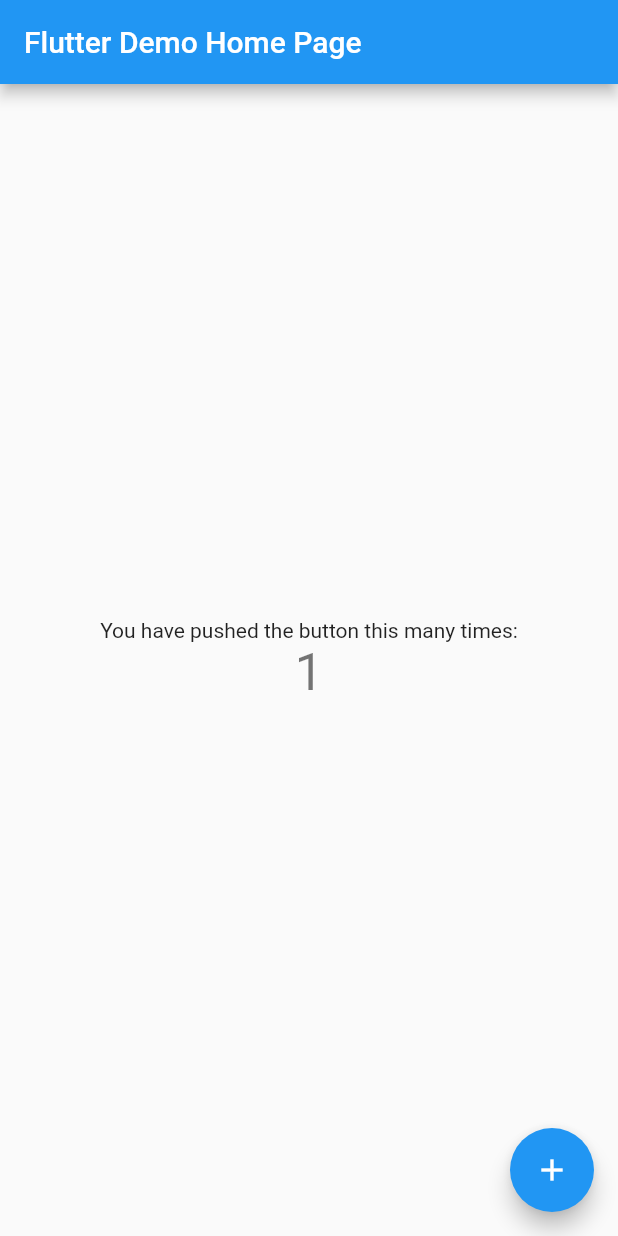
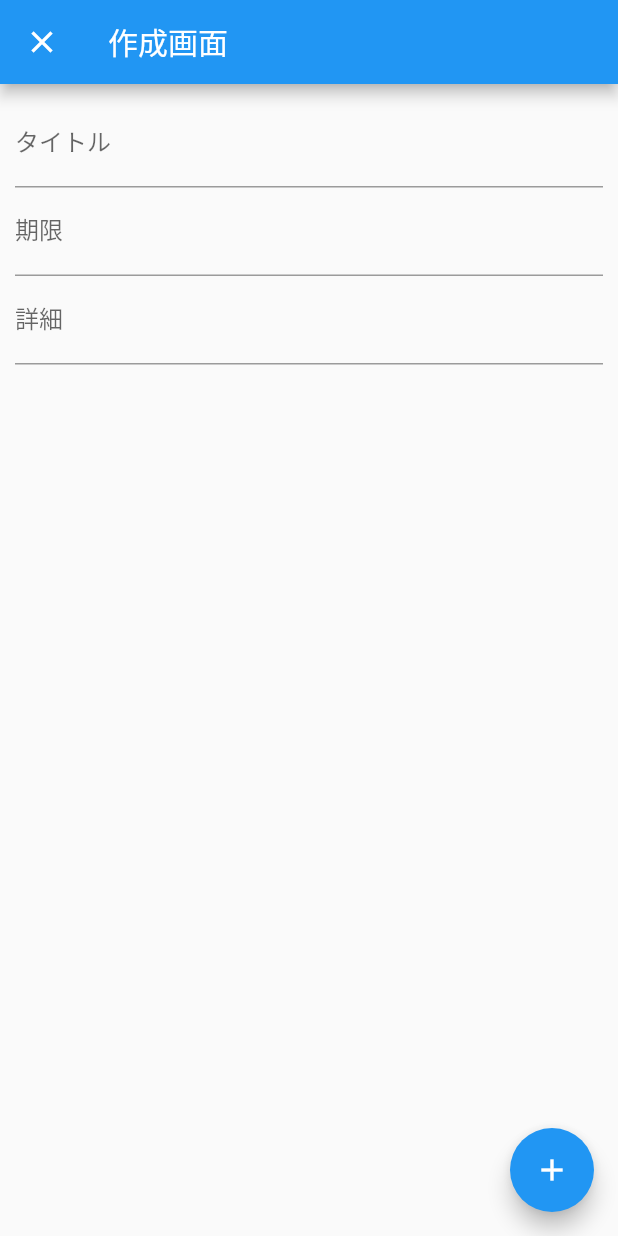
Before and after one commit to mdobashi0318/TodoList_Flutter, a Flutter app: the screen it shows after launch, after a tap on the "add" icon, on a phone screen of 412 x 824 dp. Run offline on Flutter 3.47's test engine with Material 2 defaults, Android fonts, the phone set to English and light mode, and no system bars.

Commit message:
画面作成

```diff
--- /dev/null
+++ b/lib/TodoList.dart
@@ -0,0 +1,76 @@
+import 'package:flutter/material.dart';
+
+import 'TodoDetailsScreen.dart';
+import 'TodoRegistrationScreen.dart';
+
+class TodoList extends StatefulWidget {
+  TodoList({Key key, this.todoModel}) : super(key: key);
+
+  final List<TodoModel> todoModel;
+
+  @override
+  _TodoList createState() => _TodoList();
+}
+
+class _TodoList extends State<TodoList> {
+  @override
+  Widget build(BuildContext context) {
+    return ListView.builder(
+      padding: EdgeInsets.all(10),
+      itemCount: widget.todoModel.length,
+      itemBuilder: (context, index) {
+        return Card(
+          child: _todoRow(
+            widget.todoModel[index].title,
+            widget.todoModel[index].date,
+            push,
+          ),
+        );
+      },
+    );
+  }
+
+  //
+  void push() {
+    setState(() {
+      Navigator.push(
+          context,
+          MaterialPageRoute(
+            builder: (context) => TodoDetailsScreen(),
+          ));
+    });
+  }
+}
+
+Widget _todoRow(
+  String title,
+  String date,
+  didTap,
+) {
+  return ListTile(
+    title: Container(
+      padding: EdgeInsets.all(8),
+      child: Row(
+        children: [
+          Column(
+            children: [
+              Text(title),
+              Text(date),
+            ],
+          ),
+        ],
+      ),
+    ),
+    onTap: () {
+      didTap();
+    },
+  );
+}
+
+class TodoModel {
+  final String title;
+  final String date;
+  final String detail;
+
+  TodoModel(this.title, this.date, this.detail);
+}
--- /dev/null
+++ b/lib/TodoRegistrationScreen.dart
@@ -0,0 +1,46 @@
+import 'package:flutter/material.dart';
+
+class TodoRegistrationScreen extends StatefulWidget {
+  TodoRegistrationScreen({Key key}) : super(key: key);
+
+  @override
+  _TodoRegistrationScreen createState() => _TodoRegistrationScreen();
+}
+
+class _TodoRegistrationScreen extends State<TodoRegistrationScreen> {
+  @override
+  Widget build(BuildContext context) {
+    return Scaffold(
+      appBar: AppBar(
+        title: Text("作成画面"),
+      ),
+      body: Container(
+        padding: EdgeInsets.all(10),
+        alignment: Alignment.centerLeft,
+        child: Column(
+          children: [
+            TextField(
+              obscureText: false,
+              decoration: InputDecoration(labelText: "タイトル"),
+            ),
+            TextField(
+              obscureText: true,
+              decoration: InputDecoration(labelText: "期限"),
+            ),
+            TextField(
+              obscureText: true,
+              decoration: InputDecoration(labelText: "詳細"),
+            ),
+          ],
+        ),
+      ),
+      floatingActionButton: FloatingActionButton(
+        child: Icon(Icons.add),
+        onPressed: () {
+          print("Todoを追加");
+          Navigator.of(context).pop();
+        },
+      ),
+    );
+  }
+}
--- a/lib/main.dart
+++ b/lib/main.dart
@@ -1,4 +1,6 @@
 import 'package:flutter/material.dart';
+import 'package:todolist/TodoList.dart';
+import 'package:todolist/TodoRegistrationScreen.dart';
 
 void main() {
   runApp(MyApp());
@@ -9,105 +11,46 @@ class MyApp extends StatelessWidget {
   @override
   Widget build(BuildContext context) {
     return MaterialApp(
-      title: 'Flutter Demo',
+      title: 'TodoList',
       theme: ThemeData(
-        // This is the theme of your application.
-        //
-        // Try running your application with "flutter run". You'll see the
-        // application has a blue toolbar. Then, without quitting the app, try
-        // changing the primarySwatch below to Colors.green and then invoke
-        // "hot reload" (press "r" in the console where you ran "flutter run",
-        // or simply save your changes to "hot reload" in a Flutter IDE).
-        // Notice that the counter didn't reset back to zero; the application
-        // is not restarted.
         primarySwatch: Colors.blue,
       ),
-      home: MyHomePage(title: 'Flutter Demo Home Page'),
+      home: MyHomePage(),
     );
   }
 }
 
 class MyHomePage extends StatefulWidget {
-  MyHomePage({Key key, this.title}) : super(key: key);
-
-  // This widget is the home page of your application. It is stateful, meaning
-  // that it has a State object (defined below) that contains fields that affect
-  // how it looks.
-
-  // This class is the configuration for the state. It holds the values (in this
-  // case the title) provided by the parent (in this case the App widget) and
-  // used by the build method of the State. Fields in a Widget subclass are
-  // always marked "final".
-
-  final String title;
+  MyHomePage({Key key}) : super(key: key);
 
   @override
   _MyHomePageState createState() => _MyHomePageState();
 }
 
 class _MyHomePageState extends State<MyHomePage> {
-  int _counter = 0;
-
-  void _incrementCounter() {
-    setState(() {
-      // This call to setState tells the Flutter framework that something has
-      // changed in this State, which causes it to rerun the build method below
-      // so that the display can reflect the updated values. If we changed
-      // _counter without calling setState(), then the build method would not be
-      // called again, and so nothing would appear to happen.
-      _counter++;
-    });
-  }
-
   @override
   Widget build(BuildContext context) {
-    // This method is rerun every time setState is called, for instance as done
-    // by the _incrementCounter method above.
-    //
-    // The Flutter framework has been optimized to make rerunning build methods
-    // fast, so that you can just rebuild anything that needs updating rather
-    // than having to individually change instances of widgets.
     return Scaffold(
       appBar: AppBar(
-        // Here we take the value from the MyHomePage object that was created by
-        // the App.build method, and use it to set our appbar title.
-        title: Text(widget.title),
+        title: Text("TodoList"),
       ),
-      body: Center(
-        // Center is a layout widget. It takes a single child and positions it
-        // in the middle of the parent.
-        child: Column(
-          // Column is also a layout widget. It takes a list of children and
-          // arranges them vertically. By default, it sizes itself to fit its
-          // children horizontally, and tries to be as tall as its parent.
-          //
-          // Invoke "debug painting" (press "p" in the console, choose the
-          // "Toggle Debug Paint" action from the Flutter Inspector in Android
-          // Studio, or the "Toggle Debug Paint" command in Visual Studio Code)
-          // to see the wireframe for each widget.
-          //
-          // Column has various properties to control how it sizes itself and
-          // how it positions its children. Here we use mainAxisAlignment to
-          // center the children vertically; the main axis here is the vertical
-          // axis because Columns are vertical (the cross axis would be
-          // horizontal).
-          mainAxisAlignment: MainAxisAlignment.center,
-          children: <Widget>[
-            Text(
-              'You have pushed the button this many times:',
-            ),
-            Text(
-              '$_counter',
-              style: Theme.of(context).textTheme.headline4,
-            ),
-          ],
-        ),
+      body: TodoList(
+        todoModel: [
+          TodoModel("title1", "date1", "detail1"),
+          TodoModel("title2", "date2", "detail2"),
+          TodoModel("title3", "date3", "detail3"),
+        ],
       ),
       floatingActionButton: FloatingActionButton(
-        onPressed: _incrementCounter,
-        tooltip: 'Increment',
         child: Icon(Icons.add),
-      ), // This trailing comma makes auto-formatting nicer for build methods.
+        onPressed: () {
+          Navigator.push(
+              context,
+              MaterialPageRoute(
+                  builder: (context) => TodoRegistrationScreen(),
+                  fullscreenDialog: true));
+        },
+      ),
     );
   }
 }
```
Also changed, not shown: lib/TodoDetailsScreen.dart (added, +20 -0 lines).
